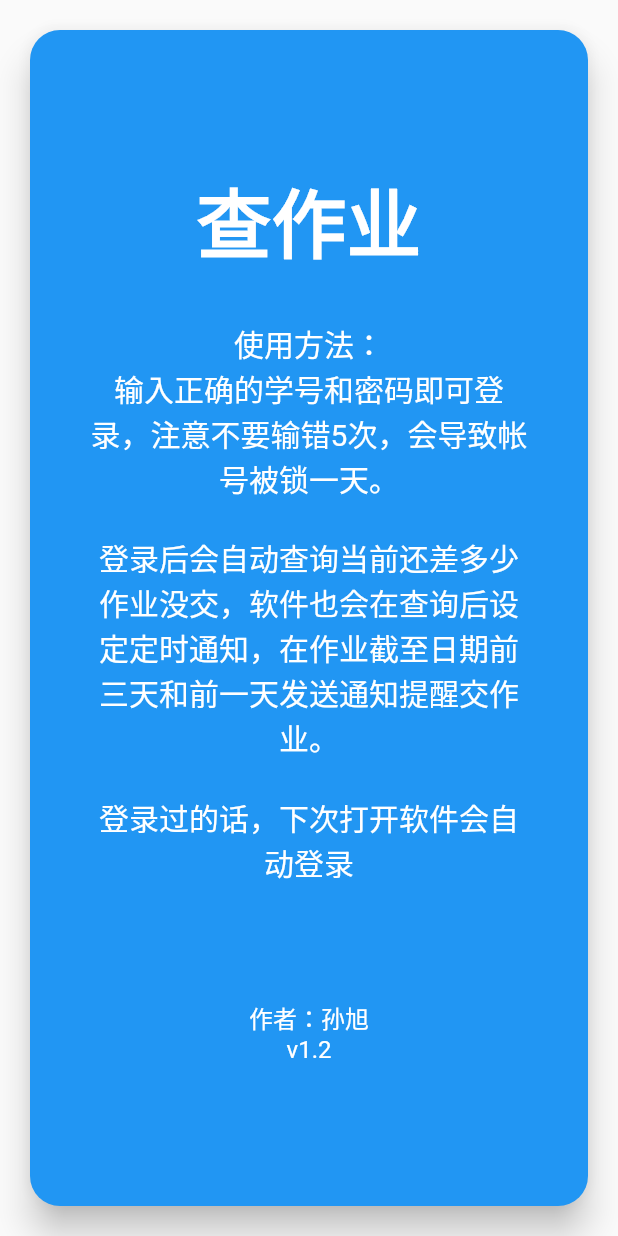
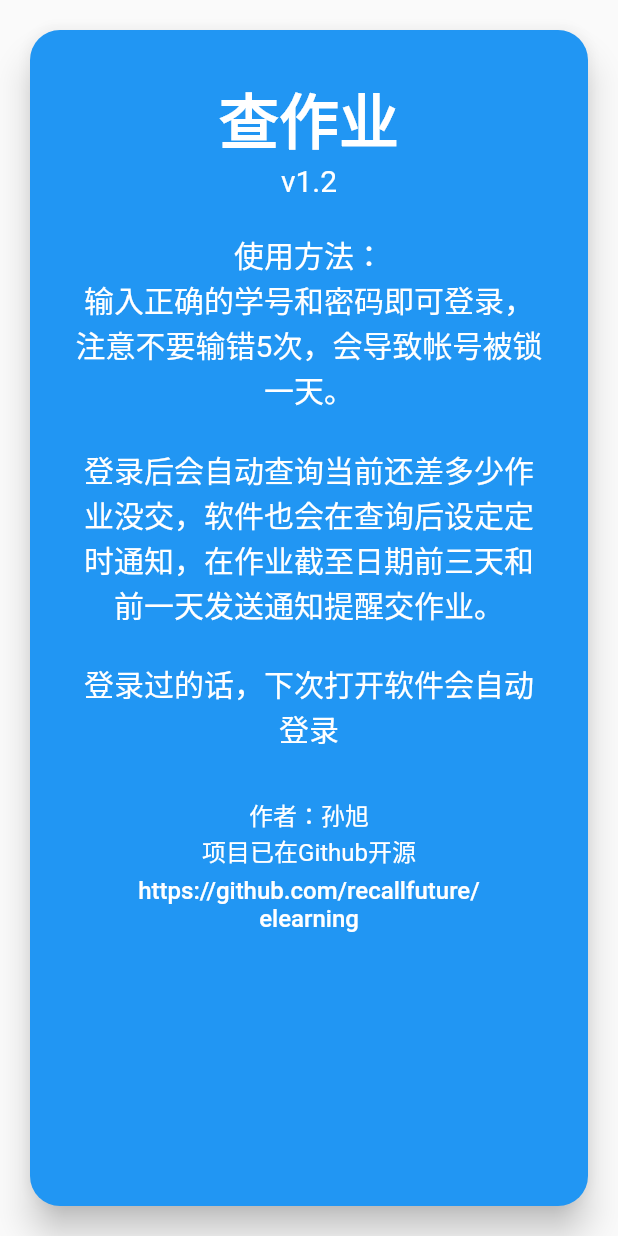
Before and after one commit to recallfuture/elearning, a Flutter app: the HelpPage screen opened by its route, on a phone screen of 412 x 824 dp. Run offline on Flutter 3.47's test engine with Material 2 defaults, Android fonts, the phone set to English and light mode, and no system bars; our stand-ins replace cookie_jar, dio, flutter_html, flutter_local_notifications, shared_preferences; missing offline and left inert: gbk2utf8; accounts and stored records are empty; statements that could not run were skipped.

Commit message:
帮助页面增加github链接

```diff
--- a/lib/Help.dart
+++ b/lib/Help.dart
@@ -1,4 +1,5 @@
 import 'package:flutter/material.dart';
+import 'package:url_launcher/url_launcher.dart';
 
 class HelpPage extends StatelessWidget {
   @override
@@ -13,22 +14,13 @@ class HelpPage extends StatelessWidget {
         shape:
             RoundedRectangleBorder(borderRadius: BorderRadius.circular(20.0)),
         child: Padding(
-          padding: EdgeInsets.all(40.0),
-          child: Column(
-            crossAxisAlignment: CrossAxisAlignment.center,
+          padding: EdgeInsets.all(30.0),
+          child: ListView(
             children: <Widget>[
-              SizedBox(
-                height: 50,
-              ),
               buildTitle(),
-              SizedBox(
-                height: 30,
-              ),
               buildUsage(),
-              SizedBox(
-                height: 30,
-              ),
               buildAuthor(),
+              buildGithub(context),
             ],
           ),
         ),
@@ -41,7 +33,7 @@ class HelpPage extends StatelessWidget {
       '查作业',
       textAlign: TextAlign.center,
       style: TextStyle(
-        fontSize: 50.0,
+        fontSize: 40.0,
         fontWeight: FontWeight.bold,
         color: Colors.white,
       ),
@@ -50,10 +42,11 @@ class HelpPage extends StatelessWidget {
 
   Widget buildUsage() {
     return Text(
+      'v1.2\n\n' +
       '使用方法：\n输入正确的学号和密码即可登录，注意不要输错5次，会导致帐号被锁一天。\n\n' +
           '登录后会自动查询当前还差多少作业没交，软件也会在查询后设定定时通知，' +
           '在作业截至日期前三天和前一天发送通知提醒交作业。\n\n' +
-          '登录过的话，下次打开软件会自动登录\n\n',
+          '登录过的话，下次打开软件会自动登录\n',
       textAlign: TextAlign.center,
       style: TextStyle(
         fontSize: 20.0,
@@ -64,7 +57,8 @@ class HelpPage extends StatelessWidget {
 
   Widget buildAuthor() {
     return Text(
-      '作者：孙旭\n' + 'v1.2',
+      '作者：孙旭\n' +
+      '项目已在Github开源',
       textAlign: TextAlign.center,
       style: TextStyle(
         fontSize: 16.0,
@@ -72,4 +66,25 @@ class HelpPage extends StatelessWidget {
       ),
     );
   }
+
+  Widget buildGithub(BuildContext context) {
+    return FlatButton(
+        onPressed: () async {
+          const url = 'https://github.com/recallfuture/elearning';
+          if (await canLaunch(url)) {
+            await launch(url);
+          } else {
+            Scaffold.of(context)
+                .showSnackBar(SnackBar(content: new Text('浏览器启动失败')));
+          }
+        },
+        child: Text(
+          'https://github.com/recallfuture/elearning',
+          textAlign: TextAlign.center,
+          style: TextStyle(
+          fontSize: 16.0,
+          color: Colors.white,
+        ),),
+    );
+  }
 }
--- a/pubspec.yaml
+++ b/pubspec.yaml
@@ -22,6 +22,7 @@ dependencies:
   dio: 2.1.2
   gbk2utf8: 1.0.1
   cookie_jar: ^1.0.0
+  url_launcher: 5.0.2
   flutter_html: 0.9.6
   shared_preferences: ^0.5.2
   flutter_local_notifications: 0.6.1
```
Also changed, not shown: pubspec.lock.
